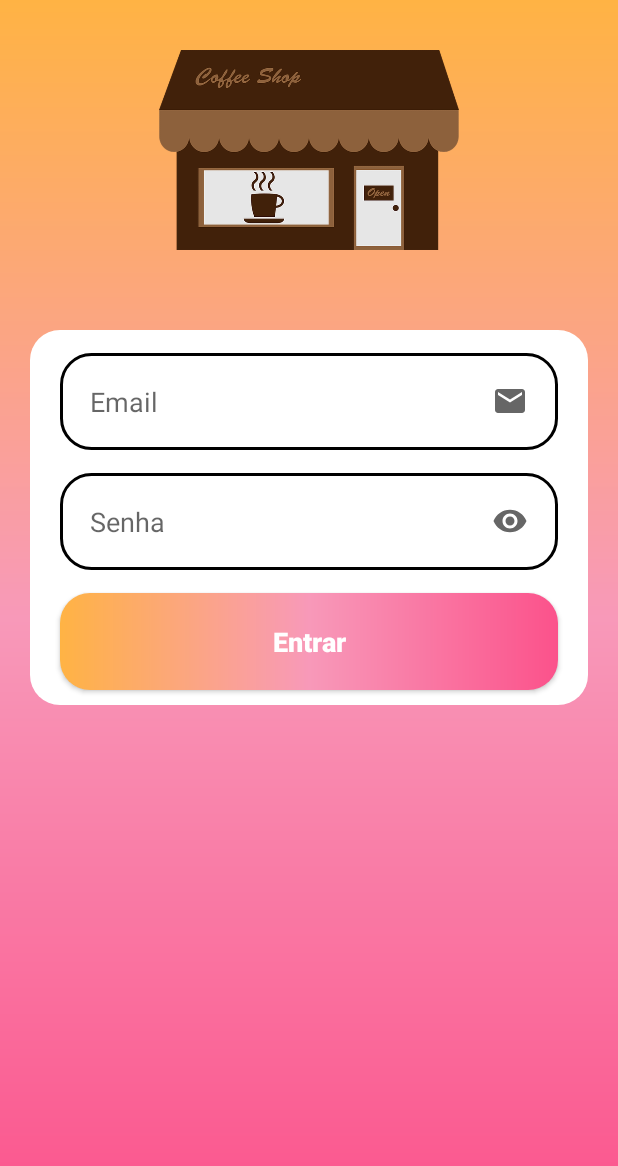
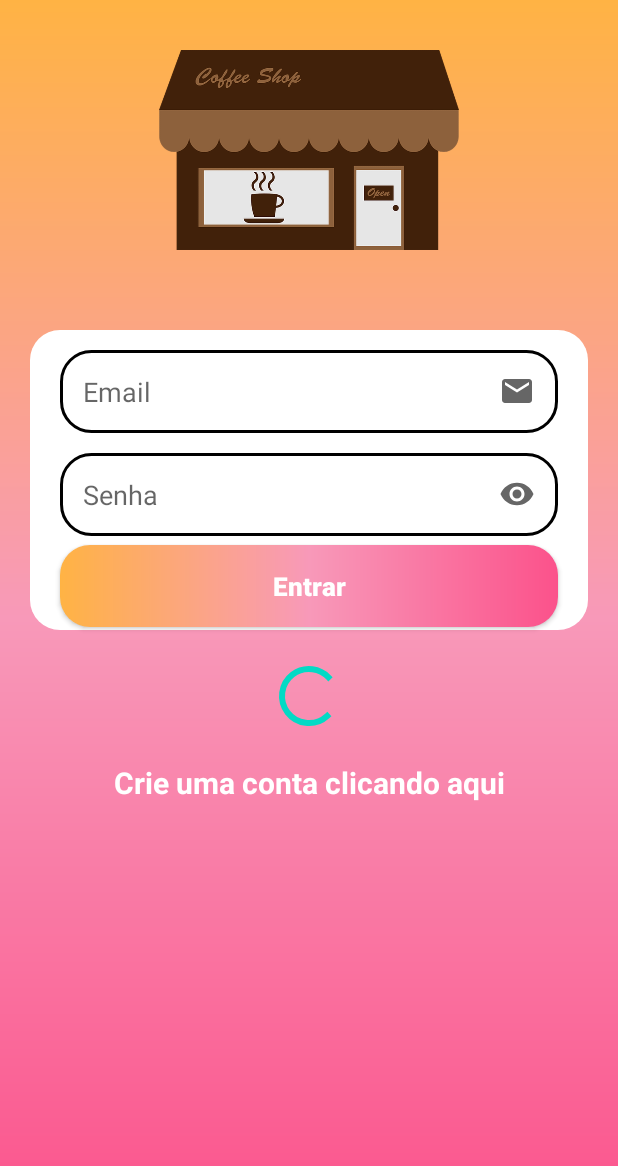
Before and after one commit to Ana204/Login, an Android app: the screen it shows after launch (MainActivity), on a phone screen of 412 x 824 dp. Shown: the top 1166 px of the screen. Run offline under Robolectric (Android 15) with nearby library versions, the phone set to English and light mode, and no system bars.

Commit message:
layout login

```diff
--- a/app/src/main/res/layout/activity_main.xml
+++ b/app/src/main/res/layout/activity_main.xml
@@ -52,6 +52,32 @@
         app:layout_constraintStart_toStartOf="parent"
         app:layout_constraintEnd_toEndOf="parent"
         app:layout_constraintTop_toBottomOf="@id/edit_password"
+        app:layout_constraintBottom_toBottomOf="@id/containerComponents"
        />
 
+    <ProgressBar
+        android:id="@+id/progressbar"
+        android:layout_width="wrap_content"
+        android:layout_height="wrap_content"
+        android:layout_marginTop="20dp"
+        app:layout_constraintStart_toStartOf="parent"
+        app:layout_constraintEnd_toEndOf="parent"
+        app:layout_constraintTop_toBottomOf="@id/containerComponents"
+        />
+
+    <TextView
+        android:id="@+id/txt_tela_cadastro"
+        android:layout_width="wrap_content"
+        android:layout_height="wrap_content"
+        android:text="@string/txt_cadastro"
+        android:textSize="20sp"
+        android:textStyle="bold"
+        android:layout_marginTop="20dp"
+        android:layout_marginBottom="30dp"
+        android:textColor="@color/white"
+        app:layout_constraintTop_toBottomOf="@id/progressbar"
+        app:layout_constraintStart_toStartOf="parent"
+        app:layout_constraintEnd_toEndOf="parent"
+        />
+
 </androidx.constraintlayout.widget.ConstraintLayout>
--- a/app/src/main/res/values/strings.xml
+++ b/app/src/main/res/values/strings.xml
@@ -3,4 +3,5 @@
     <string name="entrar">Entrar</string>
     <string name="senha">Senha</string>
     <string name="email">Email</string>
+    <string name="txt_cadastro">Crie uma conta clicando aqui</string>
 </resources>
--- a/app/src/main/res/values/styles.xml
+++ b/app/src/main/res/values/styles.xml
@@ -3,7 +3,7 @@
 
     <style name="ContainerComponents">
         <item name="android:layout_width">match_parent</item>
-        <item name="android:layout_height">250dp</item>
+        <item name="android:layout_height">200dp</item>
         <item name="android:background">@drawable/container_components</item>
         <item name="android:layout_margin">20dp</item>
     </style>
@@ -12,10 +12,10 @@
         <item name="android:layout_width">match_parent</item>
         <item name="android:layout_height">wrap_content</item>
         <item name="android:background">@drawable/edit</item>
-        <item name="android:padding">20dp</item>
+        <item name="android:padding">15dp</item>
         <item name="android:layout_marginLeft">40dp</item>
         <item name="android:layout_marginRight">40dp</item>
-        <item name="android:layout_marginTop">15dp</item>
+        <item name="android:layout_marginTop">13dp</item>
     </style>
 
     <style name="Button">
@@ -23,11 +23,12 @@
         <item name="android:layout_height">wrap_content</item>
         <item name="android:layout_marginLeft">40dp</item>
         <item name="android:layout_marginRight">40dp</item>
-        <item name="android:layout_marginTop">15dp</item>
+        <item name="android:layout_marginTop">13dp</item>
+        <item name="android:layout_marginBottom">10dp</item>
         <item name="android:background">@drawable/button</item>
-        <item name="android:padding">20dp</item>
+        <item name="android:padding">15dp</item>
         <item name="android:textColor">@color/white</item>
-        <item name="android:textSize">18sp</item>
+        <item name="android:textSize">17sp</item>
         <item name="android:textStyle">bold</item>
         <item name="textAllCaps">false</item>
     </style>
```
